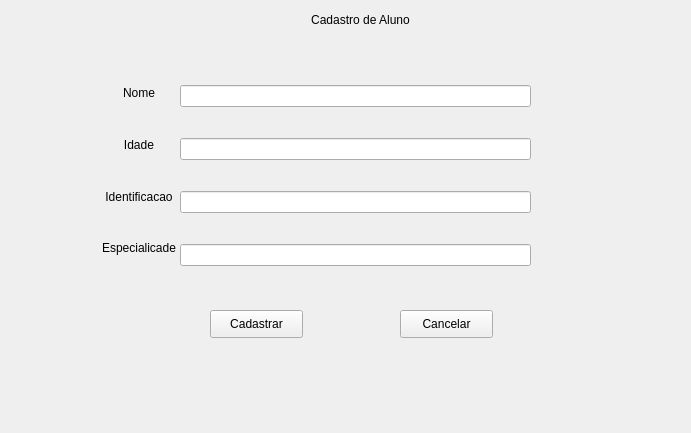
First picture: the form in ProjetoFinal/cadastroprofessor.ui, repository Fernando-maruba/Trabalho-Final-POO, before the edit.
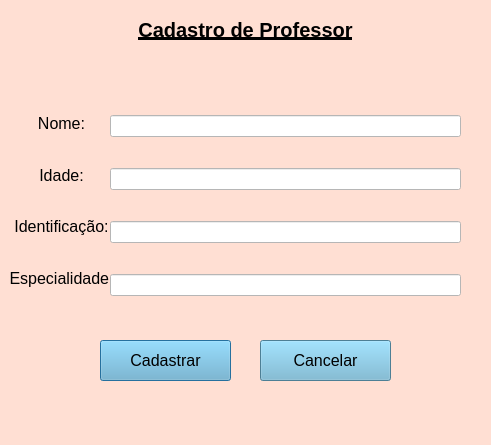
Second picture: the form after the edit.

```diff
--- a/ProjetoFinal/cadastroprofessor.ui
+++ b/ProjetoFinal/cadastroprofessor.ui
@@ -6,13 +6,16 @@
    <rect>
     <x>0</x>
     <y>0</y>
-    <width>691</width>
-    <height>433</height>
+    <width>491</width>
+    <height>445</height>
    </rect>
   </property>
   <property name="windowTitle">
    <string>Dialog</string>
   </property>
+  <property name="styleSheet">
+   <string notr="true">background-color:#FFDFD3</string>
+  </property>
   <widget class="QPushButton" name="pushButton_2">
    <property name="geometry">
     <rect>
@@ -29,17 +32,21 @@
   <widget class="QWidget" name="layoutWidget">
    <property name="geometry">
     <rect>
-     <x>100</x>
-     <y>70</y>
-     <width>78</width>
+     <x>10</x>
+     <y>100</y>
+     <width>103</width>
      <height>201</height>
     </rect>
    </property>
    <layout class="QVBoxLayout" name="verticalLayout_2">
     <item>
      <widget class="QLabel" name="label_2">
+      <property name="styleSheet">
+       <string notr="true">font-size:16px;
+</string>
+      </property>
       <property name="text">
-       <string>Nome</string>
+       <string>Nome:</string>
       </property>
       <property name="alignment">
        <set>Qt::AlignCenter</set>
@@ -48,8 +55,12 @@
     </item>
     <item>
      <widget class="QLabel" name="label_3">
+      <property name="styleSheet">
+       <string notr="true">font-size:16px;
+</string>
+      </property>
       <property name="text">
-       <string>Idade</string>
+       <string>Idade:</string>
       </property>
       <property name="alignment">
        <set>Qt::AlignCenter</set>
@@ -58,8 +69,12 @@
     </item>
     <item>
      <widget class="QLabel" name="label_4">
+      <property name="styleSheet">
+       <string notr="true">font-size:16px;
+</string>
+      </property>
       <property name="text">
-       <string>Identificacao</string>
+       <string>Identificação:</string>
       </property>
       <property name="alignment">
        <set>Qt::AlignCenter</set>
@@ -68,8 +83,12 @@
     </item>
     <item>
      <widget class="QLabel" name="label_5">
+      <property name="styleSheet">
+       <string notr="true">font-size:16px;
+</string>
+      </property>
       <property name="text">
-       <string>Especialicade</string>
+       <string>Especialidade:</string>
       </property>
       <property name="alignment">
        <set>Qt::AlignCenter</set>
@@ -94,8 +113,8 @@
   <widget class="QWidget" name="layoutWidget_2">
    <property name="geometry">
     <rect>
-     <x>180</x>
-     <y>60</y>
+     <x>110</x>
+     <y>90</y>
      <width>351</width>
      <height>231</height>
     </rect>
@@ -109,6 +128,9 @@
       <property name="autoFillBackground">
        <bool>false</bool>
       </property>
+      <property name="styleSheet">
+       <string notr="true">background-color:white;</string>
+      </property>
       <property name="inputMask">
        <string/>
       </property>
@@ -118,27 +140,53 @@
      </widget>
     </item>
     <item>
-     <widget class="QLineEdit" name="lineEdit_2"/>
+     <widget class="QLineEdit" name="lineEdit_2">
+      <property name="styleSheet">
+       <string notr="true">background-color:white;</string>
+      </property>
+     </widget>
     </item>
     <item>
-     <widget class="QLineEdit" name="lineEdit_3"/>
+     <widget class="QLineEdit" name="lineEdit_3">
+      <property name="styleSheet">
+       <string notr="true">background-color:white;
+</string>
+      </property>
+     </widget>
     </item>
     <item>
-     <widget class="QLineEdit" name="lineEdit_4"/>
+     <widget class="QLineEdit" name="lineEdit_4">
+      <property name="styleSheet">
+       <string notr="true">background-color:white;</string>
+      </property>
+     </widget>
     </item>
    </layout>
   </widget>
   <widget class="QLabel" name="label">
    <property name="geometry">
     <rect>
-     <x>190</x>
-     <y>10</y>
-     <width>341</width>
+     <x>60</x>
+     <y>20</y>
+     <width>371</width>
      <height>20</height>
     </rect>
    </property>
+   <property name="font">
+    <font>
+     <pointsize>-1</pointsize>
+     <weight>75</weight>
+     <bold>true</bold>
+     <underline>true</underline>
+    </font>
+   </property>
+   <property name="styleSheet">
+    <string notr="true">background-color:none;
+font-size:20px;
+</string>
+   </property>
    <property name="text">
-    <string>Cadastro de Aluno</string>
+    <string>Cadastro de Professor</string>
    </property>
    <property name="alignment">
     <set>Qt::AlignCenter</set>
@@ -147,12 +195,17 @@
   <widget class="QPushButton" name="pushButton_3">
    <property name="geometry">
     <rect>
-     <x>400</x>
-     <y>310</y>
-     <width>93</width>
-     <height>28</height>
+     <x>260</x>
+     <y>340</y>
+     <width>131</width>
+     <height>41</height>
     </rect>
    </property>
+   <property name="styleSheet">
+    <string notr="true">font-size:16px;
+box-shadow: none;
+background-color:#6CB2D1</string>
+   </property>
    <property name="text">
     <string>Cancelar</string>
    </property>
@@ -160,15 +213,23 @@
   <widget class="QPushButton" name="pushButton_4">
    <property name="geometry">
     <rect>
-     <x>210</x>
-     <y>310</y>
-     <width>93</width>
-     <height>28</height>
+     <x>100</x>
+     <y>340</y>
+     <width>131</width>
+     <height>41</height>
     </rect>
    </property>
+   <property name="styleSheet">
+    <string notr="true">font-size:16px;
+box-shadow: none;
+background-color:#6CB2D1</string>
+   </property>
    <property name="text">
     <string>Cadastrar</string>
    </property>
+   <property name="default">
+    <bool>true</bool>
+   </property>
   </widget>
  </widget>
  <resources/>
```
